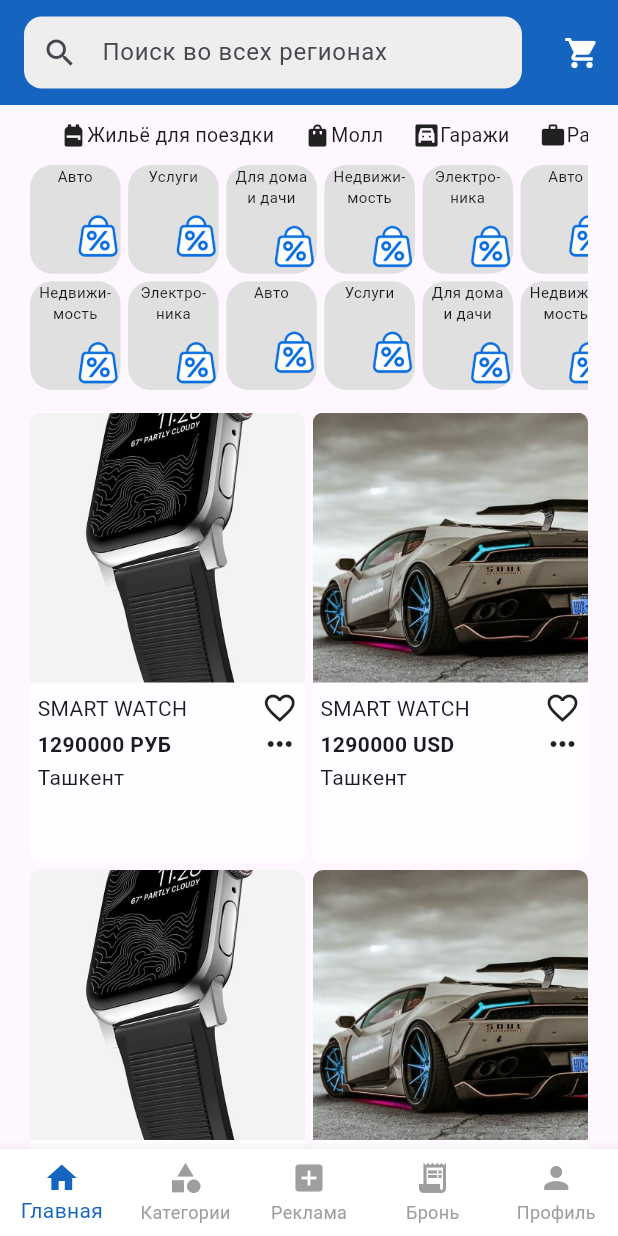
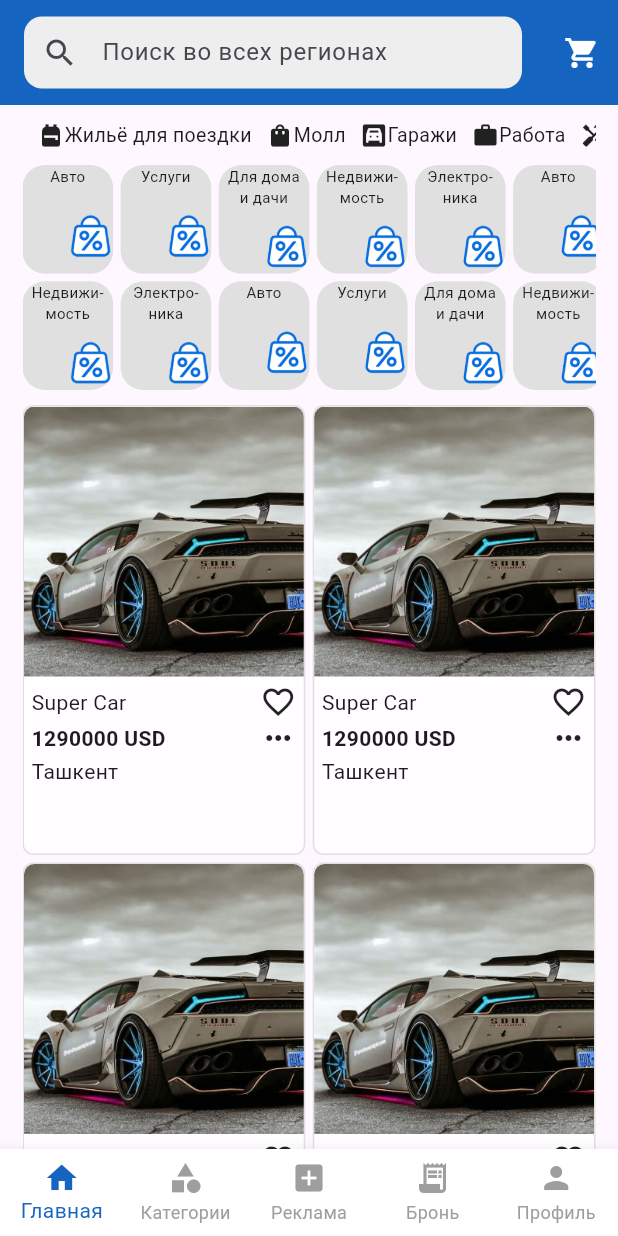
Before and after one commit to Ismat9999/discount, a Flutter app: the screen it shows after launch, on a phone screen of 412 x 824 dp. Run offline on Flutter 3.47's test engine with Material 3 defaults, Android fonts, the phone set to English and light mode, and no system bars.

Commit message:
main list implement

```diff
--- a/lib/pages/support_page/main_page.dart
+++ b/lib/pages/support_page/main_page.dart
@@ -11,6 +11,7 @@ class MainPage extends StatefulWidget {
 }
 
 class _MainPageState extends State<MainPage> {
+  ScrollController scrollController= ScrollController();
   bool isLoading = false;
   final List<Map<String, dynamic>> topCategories = [
     {
@@ -150,7 +151,7 @@ class _MainPageState extends State<MainPage> {
     return Scaffold(
       body: SingleChildScrollView(
         child: Container(
-          padding: EdgeInsets.only(bottom: 10, left: 20, right: 20),
+          padding: EdgeInsets.only(bottom: 10, left: 15, right: 15),
           child: Column(
             mainAxisAlignment: MainAxisAlignment.start,
             children: [
@@ -168,9 +169,7 @@ class _MainPageState extends State<MainPage> {
                       },
                       child: Row(
                         children: [
-                          SizedBox(
-                            width: 20,
-                          ),
+                          SizedBox(width: 10,),
                           Icon(
                             item['icon'],
                             size: 18,
@@ -237,15 +236,16 @@ class _MainPageState extends State<MainPage> {
                   },
                 ),
               ),
-              SizedBox(
-                height: 10,
-              ),
+              SizedBox(height: 10,),
               Container(
                 height: MediaQuery.of(context).size.height,
-                child: ListView.builder(
+                child: MasonryGridView.builder(
+                  gridDelegate: SliverSimpleGridDelegateWithFixedCrossAxisCount(crossAxisCount: 2),
+                  crossAxisSpacing: 5,
+                  mainAxisSpacing: 5,
                   itemBuilder: (context,index){
                     return itemOfPost(context);
-                },
+                  },
                 ),
               ),
             ],
--- a/lib/widgets/items/item_of_post.dart
+++ b/lib/widgets/items/item_of_post.dart
@@ -2,20 +2,12 @@ import 'package:flutter/material.dart';
 
 Widget itemOfPost(BuildContext context) {
   return Container(
-    child: Column(
-      children: [
-        SizedBox(
-          height: 5,
-        ),
-        Row(
-          children: [
-            Expanded(
-              child: Container(
     width: MediaQuery.of(context).size.width,
     height: 300,
     decoration: BoxDecoration(
       borderRadius: BorderRadius.circular(7),
       color: Colors.white70,
+      border: Border.all(color: Colors.grey.shade300),
     ),
     child: Column(
         children: [
@@ -24,70 +16,7 @@ Widget itemOfPost(BuildContext context) {
         height: 180,
         decoration: BoxDecoration(
           borderRadius: BorderRadius.only(
-                              topLeft: Radius.circular(7),
-                              topRight: Radius.circular(7)),
-                          image: DecorationImage(
-                              image: AssetImage("assets/images/watch.jpg"),
-                              fit: BoxFit.cover),
-                        ),
-                      ),
-                      Container(
-                        margin: EdgeInsets.all(5),
-                        child: Column(
-                          children: [
-                            Row(
-                              mainAxisAlignment: MainAxisAlignment.spaceBetween,
-                              children: [
-                                Container(
-                                  constraints:
-                                      BoxConstraints(maxWidth: 130, maxHeight: 40),
-                                  child: Text("SMART WATCH"),
-                                ),
-                                Icon(Icons.favorite_border),
-                              ],
-                            ),
-                            Row(
-                              mainAxisAlignment: MainAxisAlignment.spaceBetween,
-                              children: [
-                                Container(
-                                  constraints:
-                                  BoxConstraints(maxWidth: 130),
-                                  child: Text("1290000 РУБ",style: TextStyle(fontWeight: FontWeight.bold),),
-                                ),
-                                Icon(Icons.more_horiz),
-                              ],
-                            ),
-                            Row(
-                              children: [
-                                Text("Ташкент"),
-                              ],
-                            ),
-                          ],
-                        ),
-                      ),
-                    ]),
-              ),
-            ),
-            SizedBox(
-              width: 5,
-            ),
-            Expanded(
-              child: Container(
-                width: MediaQuery.of(context).size.width,
-                height: 300,
-                decoration: BoxDecoration(
-                  borderRadius: BorderRadius.circular(7),
-                  color: Colors.white70,
-                ),
-                child: Column(
-                    children: [
-                      Container(
-                        width: MediaQuery.of(context).size.width,
-                        height: 180,
-                        decoration: BoxDecoration(
-                          borderRadius: BorderRadius.only(
-                              topLeft: Radius.circular(7),
-                              topRight: Radius.circular(7)),
+              topLeft: Radius.circular(7), topRight: Radius.circular(7)),
           image: DecorationImage(
               image: AssetImage("assets/images/car.jpg"),
               fit: BoxFit.cover),
@@ -103,7 +32,7 @@ Widget itemOfPost(BuildContext context) {
                 Container(
                   constraints:
                   BoxConstraints(maxWidth: 130, maxHeight: 40),
-                                  child: Text("SMART WATCH"),
+                  child: Text("Super Car"),
                 ),
                 Icon(Icons.favorite_border),
               ],
@@ -112,9 +41,11 @@ Widget itemOfPost(BuildContext context) {
               mainAxisAlignment: MainAxisAlignment.spaceBetween,
               children: [
                 Container(
-                                  constraints:
-                                  BoxConstraints(maxWidth: 130),
-                                  child: Text("1290000 USD",style: TextStyle(fontWeight: FontWeight.bold),),
+                  constraints: BoxConstraints(maxWidth: 130),
+                  child: Text(
+                    "1290000 USD",
+                    style: TextStyle(fontWeight: FontWeight.bold),
+                  ),
                 ),
                 Icon(Icons.more_horiz),
               ],
@@ -128,11 +59,5 @@ Widget itemOfPost(BuildContext context) {
         ),
       ),
     ]),
-              ),
-            ),
-          ],
-        ),
-      ],
-    ),
   );
 }
```
Lines whose indentation alone changed are shown as unchanged.
